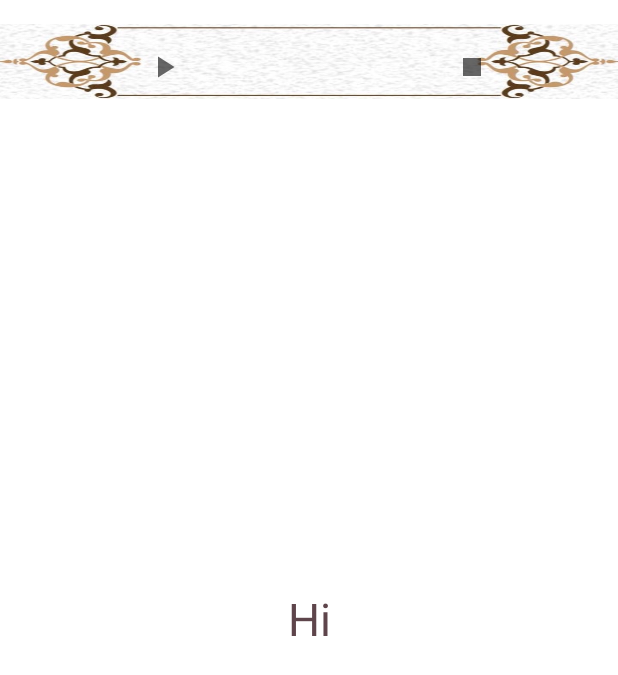
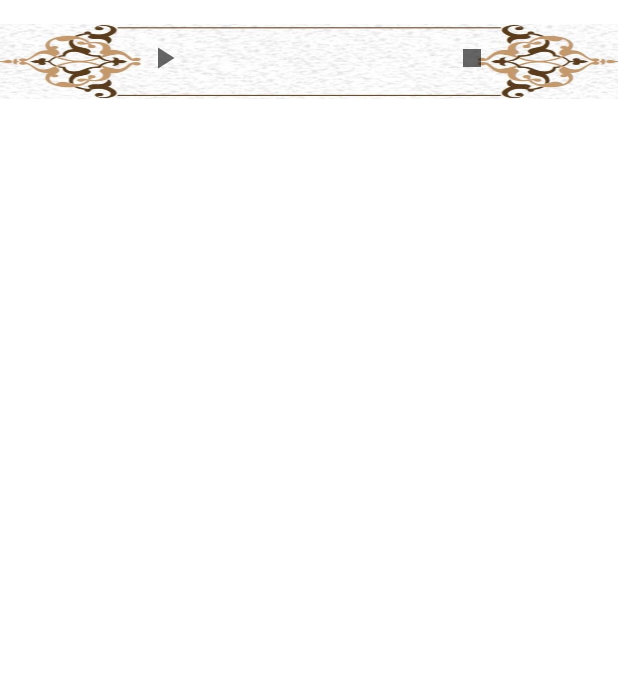
Before and after one commit to Najoud/MyApp, an Android app: the layout item_radio.xml on its own in the app's theme, with its tools: preview values and no code run, on a phone screen of 412 x 824 dp. Shown: the top 675 px of the screen. Run offline under Robolectric (Android 15) with nearby library versions, the phone set to English and light mode, and no system bars.

Commit message:
playing radio - fixing base url problem

```diff
--- a/app/src/main/AndroidManifest.xml
+++ b/app/src/main/AndroidManifest.xml
@@ -17,7 +17,7 @@
         android:label="@string/app_name"
         android:roundIcon="@mipmap/ic_launcher_round"
         android:supportsRtl="true"
-
+        android:usesCleartextTraffic="true"
         android:theme="@style/Theme.MyAppIslami"
         >
 
--- a/app/src/main/java/com/example/myappislami/APIManager.java
+++ b/app/src/main/java/com/example/myappislami/APIManager.java
@@ -33,7 +33,7 @@ public class APIManager {
                     .build();
 
             retrofit = new Retrofit.Builder()
-                    .baseUrl("https://mp3quran.net/")
+                    .baseUrl("http://mp3quran.net/")
                     .addConverterFactory(GsonConverterFactory.create())
                     .client(client)
                     .build();
--- a/app/src/main/java/com/example/myappislami/RadioFragment.java
+++ b/app/src/main/java/com/example/myappislami/RadioFragment.java
@@ -40,7 +40,6 @@ public class RadioFragment extends Fragment {
                              Bundle savedInstanceState) {
 
         binding = DataBindingUtil.inflate(inflater,R.layout.fragment_radio,container,false);
-         view = binding.getRoot();
         //onCreateDataList();
         callRadios();
         adapter = new RadioRecyclerAdapter(null);
@@ -64,29 +63,32 @@ public class RadioFragment extends Fragment {
                 stopsound();
             }
         });
-
+        view = binding.getRoot();
         return view;
     }
 
     public void callRadios() {
         APIManager.getAPIS().getAllSources().enqueue(new Callback<RadioResponse>() {
             @Override
-            public void onResponse(Call<RadioResponse> call,Response<RadioResponse> response) {
-             // adapter = new RadioRecyclerAdapter(response.body().getRadios());
-              //adapter.changeData(response.body().getRadios());
-            //  binding.recyclerView.setAdapter(adapter);
+            public void onResponse(Call<RadioResponse> call, Response<RadioResponse> response) {
+                if (response.isSuccessful()) {
+                    adapter.changeData(response.body().getRadios());
+                }
+                else
+                    Log.e("TAG","onFailure: " );
+
             }
 
-
             @Override
-            public void onFailure(Call<RadioResponse> call,Throwable t) {
+            public void onFailure(Call<RadioResponse> call, Throwable t) {
                 Log.e("TAG","onFailure: " + t.getLocalizedMessage());
-
 
             }
         });
+    }
 
-    }
+
+
 
 
 
--- a/app/src/main/res/layout/item_radio.xml
+++ b/app/src/main/res/layout/item_radio.xml
@@ -8,20 +8,20 @@
 
     <androidx.constraintlayout.widget.ConstraintLayout
         android:layout_width="match_parent"
-        android:layout_height="match_parent">
+        android:layout_height="wrap_content"
+        android:layout_marginBottom="30dp">
 
 
-
-        <TextView
-            android:layout_width="wrap_content"
-            android:layout_height="wrap_content"
-            app:layout_constraintStart_toStartOf="parent"
-            app:layout_constraintEnd_toEndOf="parent"
-            app:layout_constraintBottom_toBottomOf="parent"
-            app:layout_constraintTop_toTopOf="parent"
-            android:text="Hi"
-            android:textSize="30dp"
-            android:textColor="@color/بني"/>
+        <!--        <TextView-->
+        <!--            android:layout_width="wrap_content"-->
+        <!--            android:layout_height="wrap_content"-->
+        <!--            app:layout_constraintStart_toStartOf="parent"-->
+        <!--            app:layout_constraintEnd_toEndOf="parent"-->
+        <!--            app:layout_constraintBottom_toBottomOf="parent"-->
+        <!--            app:layout_constraintTop_toTopOf="parent"-->
+        <!--            android:text="Hi"-->
+        <!--            android:textSize="30dp"-->
+        <!--            android:textColor="@color/بني"/>-->
 
 
         <TextView
@@ -42,24 +42,27 @@
             android:id="@+id/iv_radio_play"
             android:layout_width="wrap_content"
             android:layout_height="wrap_content"
+            android:layout_marginTop="10dp"
             android:src="@drawable/ic_baseline_play_arrow_24"
-            app:layout_constraintBottom_toBottomOf="parent"
-            app:layout_constraintEnd_toEndOf="parent"
+            app:layout_constraintBottom_toBottomOf="@id/nameOfRadio"
+            app:layout_constraintEnd_toEndOf="@id/nameOfRadio"
             app:layout_constraintHorizontal_bias="0.25"
-            app:layout_constraintStart_toStartOf="parent"
-            app:layout_constraintTop_toTopOf="parent"
+            app:layout_constraintStart_toStartOf="@id/nameOfRadio"
+            app:layout_constraintTop_toTopOf="@id/nameOfRadio"
+
             app:layout_constraintVertical_bias="0.041" />
 
         <ImageView
             android:id="@+id/iv_radio_stop"
             android:layout_width="wrap_content"
             android:layout_height="wrap_content"
+            android:layout_marginTop="10dp"
             android:src="@drawable/ic_baseline_stop_24"
-            app:layout_constraintBottom_toBottomOf="parent"
-            app:layout_constraintEnd_toEndOf="@+id/nameOfRadio"
+            app:layout_constraintBottom_toBottomOf="@id/nameOfRadio"
+            app:layout_constraintEnd_toEndOf="@id/nameOfRadio"
             app:layout_constraintHorizontal_bias="0.78"
-            app:layout_constraintStart_toStartOf="parent"
-            app:layout_constraintTop_toTopOf="parent"
+            app:layout_constraintStart_toStartOf="@id/nameOfRadio"
+            app:layout_constraintTop_toTopOf="@id/nameOfRadio"
             app:layout_constraintVertical_bias="0.041" />
 
 
```
